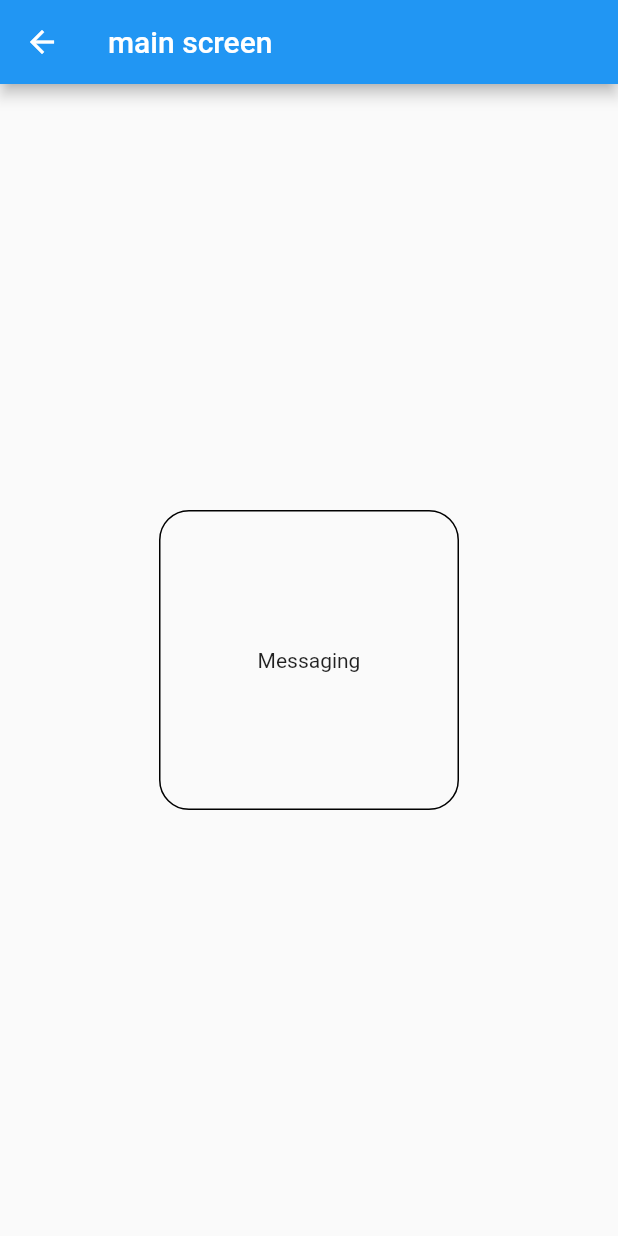
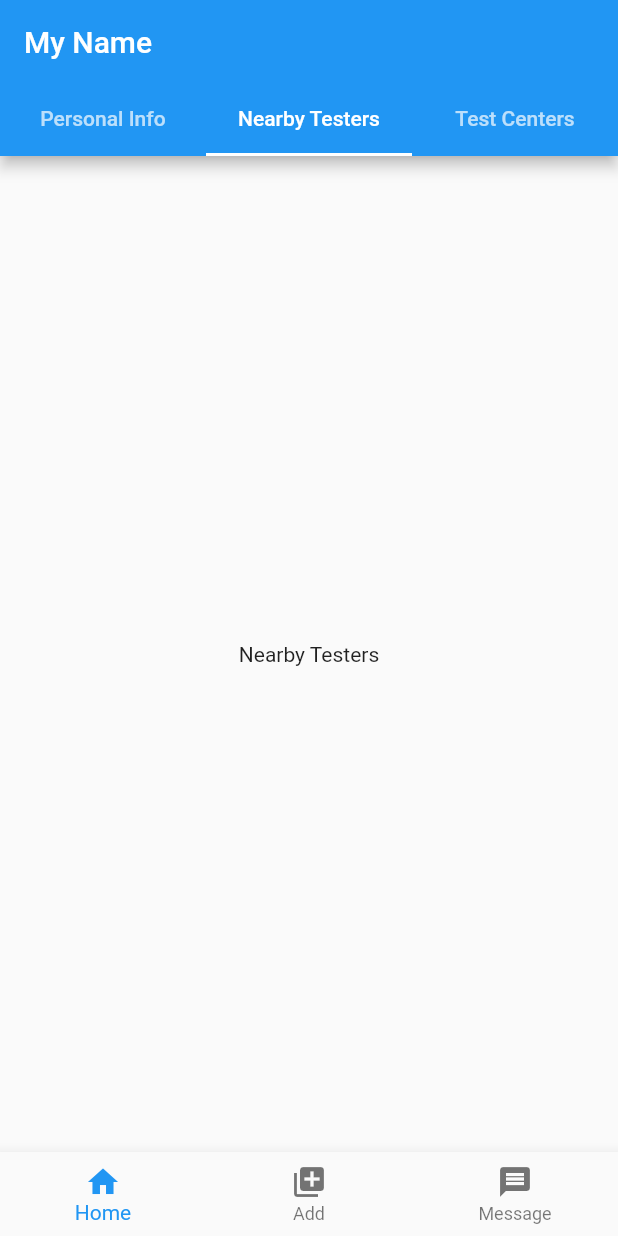
Before and after one commit to Arjun-Mishra-312/covinet, a Flutter app: the MainScreen screen opened directly, on a phone screen of 412 x 824 dp. Run offline on Flutter 3.47's test engine with Material 2 defaults, Android fonts, the phone set to English and light mode, and no system bars; our stand-ins replace cloud_firestore, firebase_auth, firebase_core; accounts and stored records are empty.

Commit message:
Basic Ui Partially Completed

```diff
--- /dev/null
+++ b/lib/Screens/HomePage/Home.dart
@@ -0,0 +1,48 @@
+import 'dart:io';
+
+import 'package:covinet/Screens/HomePage/Tabs/NearbyTesters.dart';
+import 'package:flutter/material.dart';
+import 'Tabs/PersonalInfo.dart';
+
+class Home extends StatelessWidget {
+  const Home({Key? key}) : super(key: key);
+  @override
+  Widget build(BuildContext context) {
+    return DefaultTabController(
+      initialIndex: 1,
+      length: 3,
+      child: Scaffold(
+        appBar: AppBar(
+          automaticallyImplyLeading: false,
+          title: Text("My Name"),
+          bottom: const TabBar(
+            tabs: <Widget>[
+              Tab(
+                child: Text("Personal Info"),
+              ),
+              Tab(
+                child: Text("Nearby Testers"),
+              ),
+              Tab(
+                child: Text("Test Centers"),
+              ),
+            ],
+          ),
+        ),
+        body: const TabBarView(
+          children: <Widget>[
+            Center(
+              child: PersonalInfo(),
+            ),
+            Center(
+              child: Text("Nearby Testers"),
+            ),
+            Center(
+              child: Text("Test Centers"),
+            ),
+          ],
+        ),
+      ),
+    );
+  }
+}
--- a/lib/Screens/MainScreen.dart
+++ b/lib/Screens/MainScreen.dart
@@ -1,25 +1,52 @@
+import 'dart:io';
+
 import 'package:flutter/material.dart';
 
-class MainScreen extends StatelessWidget {
+import 'Homepage/Home.dart';
+
+class MainScreen extends StatefulWidget {
   const MainScreen({Key? key}) : super(key: key);
+
+  @override
+  _MainScreenWidgetState createState() => _MainScreenWidgetState();
+}
+
+class _MainScreenWidgetState extends State<MainScreen> {
+  int _selectedIndex = 0;
+
+  static const List<Widget> _pages = <Widget>[
+    Home(),
+    Icon(Icons.add),
+    Icon(Icons.message),
+  ];
+
+  void _onItemTapped(int index) {
+    setState(() {
+      _selectedIndex = index;
+    });
+  }
 
   @override
   Widget build(BuildContext context) {
     return Scaffold(
-      appBar: AppBar(
-        title: Text("main screen"),
-      ),
-      body: GestureDetector(
-        onTap: () {
-        },
-        child: Center(
-          child: Container(
-            decoration: BoxDecoration(border: Border.all(color: Colors.black), borderRadius: BorderRadius.circular(20)),
-            height: 200,
-            width: 200,
-            child: Center(child: Text("Messaging")),
+      body: Center(child: _pages.elementAt(_selectedIndex)),
+      bottomNavigationBar: BottomNavigationBar(
+        items: const <BottomNavigationBarItem>[
+          BottomNavigationBarItem(
+            icon: Icon(Icons.home),
+            label: 'Home',
           ),
-        ),
+          BottomNavigationBarItem(
+            icon: Icon(Icons.library_add),
+            label: 'Add',
+          ),
+          BottomNavigationBarItem(
+            icon: Icon(Icons.message),
+            label: 'Message',
+          ),
+        ],
+        currentIndex: _selectedIndex,
+        onTap: _onItemTapped,
       ),
     );
   }
```
Also changed, not shown: lib/Authenticate/CreateAccount.dart (+7 -9 lines), lib/Authenticate/LoginScree.dart (+6 -6 lines), lib/Screens/HomePage/Tabs/NearbyTesters.dart (added, +88 -0 lines), lib/Screens/HomePage/Tabs/PersonalInfo.dart (added, +26 -0 lines), lib/Screens/Add.dart (added), lib/Screens/Message.dart (added).
